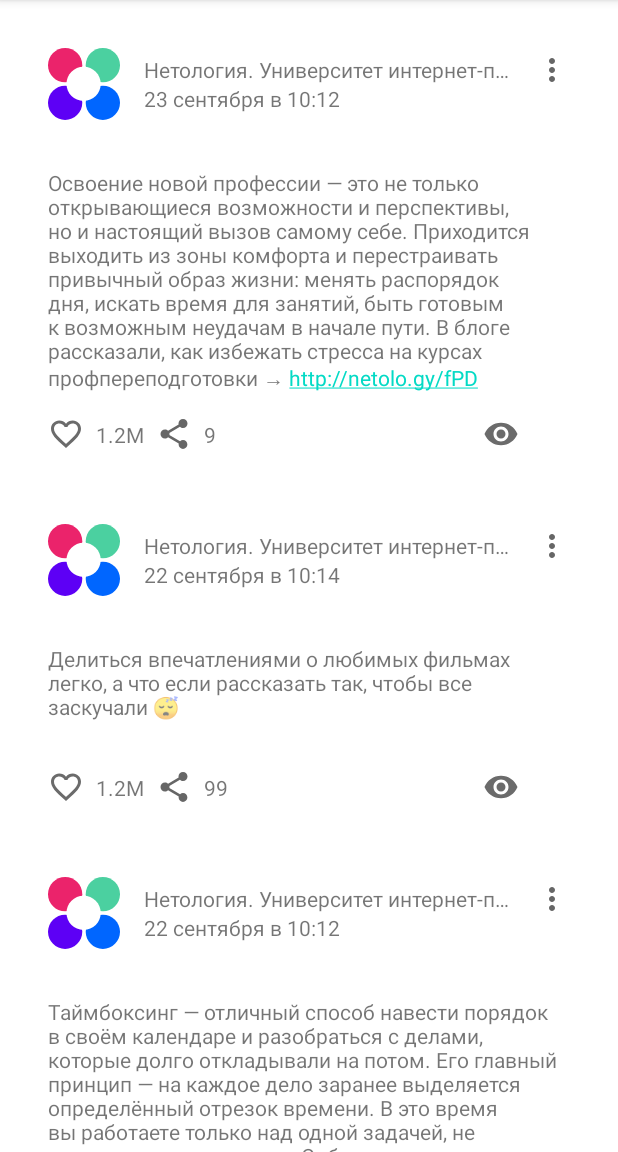
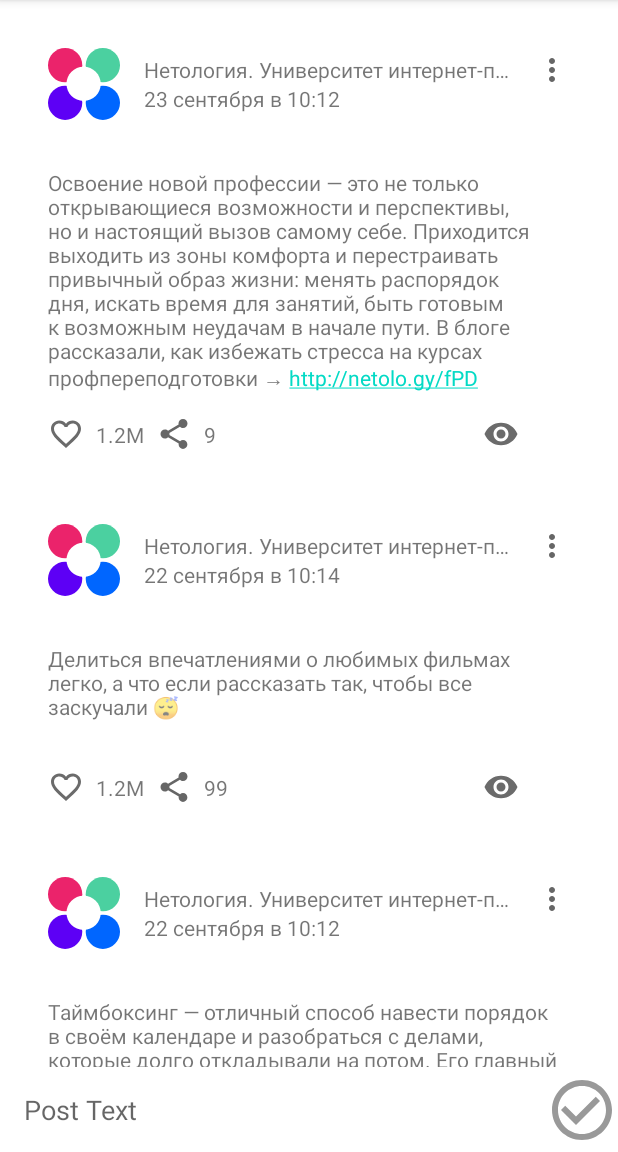
Before and after one commit to Tomato1937/NMedia_ind, an Android app: the screen it shows after launch (MainActivity), on a phone screen of 412 x 824 dp, the part 84-1236 px from its top. Run offline under Robolectric (Android 15) with nearby library versions, the phone set to English and light mode, and no system bars.

Commit message:
Homework2_4

```diff
--- /dev/null
+++ b/app/src/main/java/ru/netology/nmedia/adapter/OnInteractionListener.kt
@@ -0,0 +1,10 @@
+package ru.netology.nmedia.adapter
+
+import ru.netology.nmedia.Post
+
+interface OnInteractionListener {
+    fun onLike(post: Post)
+    fun onShare(post: Post)
+    fun onEdit(post: Post)
+    fun onRemove(post: Post)
+}
--- a/app/src/main/java/ru/netology/nmedia/adapter/PostViewHolder.kt
+++ b/app/src/main/java/ru/netology/nmedia/adapter/PostViewHolder.kt
@@ -1,5 +1,6 @@
 package ru.netology.nmedia.adapter
 
+import androidx.appcompat.widget.PopupMenu
 import androidx.recyclerview.widget.RecyclerView
 import ru.netology.nmedia.Post
 import ru.netology.nmedia.R
@@ -8,26 +9,41 @@ import ru.netology.nmedia.totalCount
 
 class PostViewHolder(
     private val binding: CardPostBinding,
-    private val onLikeListener: OnLikeListener,
-    private val onShareListener: OnShareListener
+    private val onInteractionListener: OnInteractionListener
 ) : RecyclerView.ViewHolder(binding.root) {
-    fun bind(post: Post) {
-        binding.apply {
+    fun bind(post: Post) = with(binding) {
         tvAuthor.text = post.author
         tvPublished.text = post.published
         tvContent.text = post.content
+        ibMenu.setOnClickListener {
+            PopupMenu(it.context, it).apply {
+                inflate(R.menu.options_post)
+                setOnMenuItemClickListener { item ->
+                    when (item.itemId) {
+                        R.id.remove -> {
+                            onInteractionListener.onRemove(post)
+                            true
+                        }
+                        R.id.edit -> {
+                            onInteractionListener.onEdit(post)
+                            true
+                        }
+                        else -> false
+                    }
+                }
+            }.show()
+        }
         ibLike.setImageResource(
             if (post.likedByMe) R.drawable.ic_baseline_favorited_border_24
             else R.drawable.ic_baseline_favorite_border_24
         )
-            ibLike.setOnClickListener{
-                onLikeListener(post)
-            }
-            ibShare.setOnClickListener {
-                onShareListener(post)
+        ibLike.setOnClickListener {
+            onInteractionListener.onLike(post)
         }
         tvLike.text = totalCount(post.likes)
+        ibShare.setOnClickListener {
+            onInteractionListener.onShare(post)
+        }
         tvShare.text = totalCount(post.shares)
     }
 }
-}
--- a/app/src/main/java/ru/netology/nmedia/adapter/PostsAdapter.kt
+++ b/app/src/main/java/ru/netology/nmedia/adapter/PostsAdapter.kt
@@ -6,17 +6,13 @@ import androidx.recyclerview.widget.ListAdapter
 import ru.netology.nmedia.databinding.CardPostBinding
 import ru.netology.nmedia.Post
 
-typealias OnLikeListener = (post: Post) -> Unit
-typealias OnShareListener = (post: Post) -> Unit
-
 class PostsAdapter(
-    private val onLikeListener: OnLikeListener,
-    private val onShareListener: OnShareListener
+    private val onInteractionListener: OnInteractionListener
 ) : ListAdapter<Post, PostViewHolder>(PostDiffCallback()) {
         override fun onCreateViewHolder(parent: ViewGroup, viewType: Int): PostViewHolder {
             val binding = CardPostBinding.inflate(LayoutInflater.from(parent.context), parent,
                 false)
-            return PostViewHolder(binding, onLikeListener, onShareListener)
+            return PostViewHolder(binding, onInteractionListener)
         }
 
         override fun onBindViewHolder(holder: PostViewHolder, position: Int) {
--- a/app/src/main/java/ru/netology/nmedia/repository/PostRepository.kt
+++ b/app/src/main/java/ru/netology/nmedia/repository/PostRepository.kt
@@ -4,7 +4,9 @@ import androidx.lifecycle.LiveData
 import ru.netology.nmedia.Post
 
 interface PostRepository {
-    fun getAll(): LiveData<List<Post>>
+    val data: LiveData<List<Post>>
     fun likeById(id: Long)
     fun shareById(id: Long)
+    fun removeById(id: Long)
+    fun save(post: Post)
 }
--- a/app/src/main/java/ru/netology/nmedia/viewmodel/PostViewModel.kt
+++ b/app/src/main/java/ru/netology/nmedia/viewmodel/PostViewModel.kt
@@ -1,12 +1,48 @@
 package ru.netology.nmedia.viewmodel
 
+import androidx.lifecycle.MutableLiveData
 import androidx.lifecycle.ViewModel
+import ru.netology.nmedia.Post
 import ru.netology.nmedia.repository.PostRepository
 import ru.netology.nmedia.repository.PostRepositoryInMemoryImpl
 
+private val emptyPost = Post(
+    id = 0,
+    author = "",
+    content = "",
+    published = "",
+    likes = 0,
+    likedByMe = false,
+    shares = 0
+)
+
 class PostViewModel : ViewModel() {
     private val repository: PostRepository = PostRepositoryInMemoryImpl()
-    val data = repository.getAll()
+    val data by repository::data
+    val edited = MutableLiveData(emptyPost)
     fun likeById(id: Long) = repository.likeById(id)
     fun shareById(id: Long) = repository.shareById(id)
+    fun removeById(id: Long) = repository.removeById(id)
+    fun save() {
+        edited.value?.let {
+            repository.save(it)
+        }
+        edited.value = emptyPost
+    }
+    fun edit(post: Post) {
+        edited.value = post
+    }
+    fun changeContent(content: String) {
+        val text = content.trim()
+        if (edited.value?.content == text) {
+            return
+        } else {
+            edited.value = edited.value?.copy(
+                    content = text,
+                    likes = 0,
+                    likedByMe = false,
+                    shares = 0)
+
+        }
+    }
 }
--- /dev/null
+++ b/app/src/main/res/drawable/ic_save_48.xml
@@ -0,0 +1,5 @@
+<vector android:height="48dp" android:tint="#999999"
+    android:viewportHeight="24" android:viewportWidth="24"
+    android:width="48dp" xmlns:android="http://schemas.android.com/apk/res/android">
+    <path android:fillColor="@android:color/white" android:pathData="M16.59,7.58L10,14.17l-3.59,-3.58L5,12l5,5 8,-8zM12,2C6.48,2 2,6.48 2,12s4.48,10 10,10 10,-4.48 10,-10S17.52,2 12,2zM12,20c-4.42,0 -8,-3.58 -8,-8s3.58,-8 8,-8 8,3.58 8,8 -3.58,8 -8,8z"/>
+</vector>
--- a/app/src/main/res/layout/activity_main.xml
+++ b/app/src/main/res/layout/activity_main.xml
@@ -1,16 +1,80 @@
 <?xml version="1.0" encoding="utf-8"?>
-<FrameLayout xmlns:android="http://schemas.android.com/apk/res/android"
+<androidx.constraintlayout.widget.ConstraintLayout
+    xmlns:android="http://schemas.android.com/apk/res/android"
     xmlns:app="http://schemas.android.com/apk/res-auto"
     xmlns:tools="http://schemas.android.com/tools"
     android:layout_width="match_parent"
     android:layout_height="match_parent"
     tools:context=".MainActivity">
+
     <androidx.recyclerview.widget.RecyclerView
         android:id="@+id/list"
         android:layout_width="match_parent"
-        android:layout_height="match_parent"
+        android:layout_height="0dp"
         app:layoutManager="androidx.recyclerview.widget.LinearLayoutManager"
-        tools:listitem="@layout/card_post"
+        app:layout_constraintTop_toTopOf="parent"
+        app:layout_constraintBottom_toTopOf="@id/barrierBottom"
+        tools:listitem="@layout/card_post" />
+
+    <androidx.constraintlayout.widget.Barrier
+        android:id="@+id/barrierBottom"
+        android:layout_width="wrap_content"
+        android:layout_height="wrap_content"
+        app:barrierDirection="top"
+        app:constraint_referenced_ids="etContent,ibCancel,ibSave"
         />
 
-</FrameLayout>
+<!--    <androidx.constraintlayout.widget.Group-->
+<!--        android:id="@+id/group"-->
+<!--        android:layout_width="wrap_content"-->
+<!--        android:layout_height="wrap_content"-->
+<!--        android:visibility="gone"-->
+<!--        app:layout_constraintTop_toBottomOf="@id/barrierBottom"-->
+<!--        app:layout_constraintStart_toStartOf="parent"-->
+<!--        app:layout_constraintEnd_toEndOf="parent"-->
+
+<!--        app:constraint_referenced_ids="etContent,ibCancel" />-->
+
+    <androidx.appcompat.widget.AppCompatEditText
+        android:id="@+id/etContent"
+        android:layout_width="0dp"
+        android:layout_height="wrap_content"
+        android:hint="@string/post_text"
+        android:inputType="textMultiLine"
+        android:background="@android:color/transparent"
+        android:padding="@dimen/common_spacing"
+        android:importantForAutofill="no"
+        app:layout_constraintTop_toTopOf="@id/barrierBottom"
+        app:layout_constraintBottom_toBottomOf="parent"
+        app:layout_constraintEnd_toStartOf="@id/ibSave"
+        app:layout_constraintStart_toStartOf="parent"
+        />
+
+    <ImageButton
+        android:id="@+id/ibCancel"
+        android:layout_width="36dp"
+        android:layout_height="36dp"
+        android:padding="@dimen/common_spacing"
+        android:contentDescription="@string/description_post_cancel"
+        android:visibility="gone"
+        app:layout_constraintTop_toBottomOf="@id/barrierBottom"
+        app:layout_constraintBottom_toTopOf="@id/ibSave"
+        app:layout_constraintStart_toEndOf="@id/etContent"
+        app:layout_constraintEnd_toEndOf="parent"
+        android:background="@android:drawable/ic_menu_close_clear_cancel"
+        />
+
+    <ImageButton
+        android:id="@+id/ibSave"
+        android:layout_width="wrap_content"
+        android:layout_height="wrap_content"
+        android:background="@android:color/transparent"
+        android:contentDescription="@string/description_post_save"
+        app:layout_constraintTop_toBottomOf="@id/ibCancel"
+        app:layout_constraintBottom_toBottomOf="parent"
+        app:layout_constraintStart_toEndOf="@id/etContent"
+        app:layout_constraintEnd_toEndOf="parent"
+        app:srcCompat="@drawable/ic_save_48"
+        />
+
+</androidx.constraintlayout.widget.ConstraintLayout>
--- a/app/src/main/res/layout/card_post.xml
+++ b/app/src/main/res/layout/card_post.xml
@@ -5,7 +5,9 @@
     xmlns:tools="http://schemas.android.com/tools"
     android:layout_width="match_parent"
     android:layout_height="wrap_content"
-    android:padding="@dimen/common_spacing">
+    android:padding="@dimen/common_spacing"
+    app:layout_constraintTop_toTopOf="parent"
+    tools:context=".MainActivity">
 
         <ImageView
             android:id="@+id/ivAvatar"
--- /dev/null
+++ b/app/src/main/res/menu/options_post.xml
@@ -0,0 +1,5 @@
+<?xml version="1.0" encoding="utf-8"?>
+<menu xmlns:android="http://schemas.android.com/apk/res/android">
+    <item android:id="@+id/remove" android:title="@string/menu_remove" />
+    <item android:id="@+id/edit" android:title="@string/menu_edit" />
+</menu>
--- a/app/src/main/res/values/strings.xml
+++ b/app/src/main/res/values/strings.xml
@@ -1,6 +1,11 @@
 <resources>
     <string name="app_name">NMedia</string>
     <string name="hi">NMedia!</string>
-    <string name="description_post_author_avatar" translatable="false">Post author avatar</string>
-    <string name="description_post_menu" translatable="false">Post menu</string>
+    <string name="description_post_author_avatar">Post author avatar</string>
+    <string name="description_post_menu">Post menu</string>
+    <string name="menu_remove">Remove</string>
+    <string name="menu_edit">Edit</string>
+    <string name="post_text">Post Text</string>
+    <string name="description_post_save">Save</string>
+    <string name="description_post_cancel">Cancel</string>
 </resources>
--- a/build.gradle
+++ b/build.gradle
@@ -5,7 +5,7 @@ buildscript {
         mavenCentral()
     }
     dependencies {
-        classpath 'com.android.tools.build:gradle:7.1.2'
+        classpath 'com.android.tools.build:gradle:7.2.1'
         classpath "org.jetbrains.kotlin:kotlin-gradle-plugin:1.5.20"
 
         // NOTE: Do not place your application dependencies here; they belong
```
Also changed, not shown: app/src/main/java/ru/netology/nmedia/MainActivity.kt (+66 -4 lines), app/src/main/java/ru/netology/nmedia/repository/PostRepositoryInMemoryImpl.kt (+26 -3 lines), app/src/main/java/ru/netology/nmedia/util/Contexts.kt (added, +10 -0 lines), gradle/wrapper/gradle-wrapper.properties, 1 other file. Lines whose indentation alone changed are shown as unchanged.
